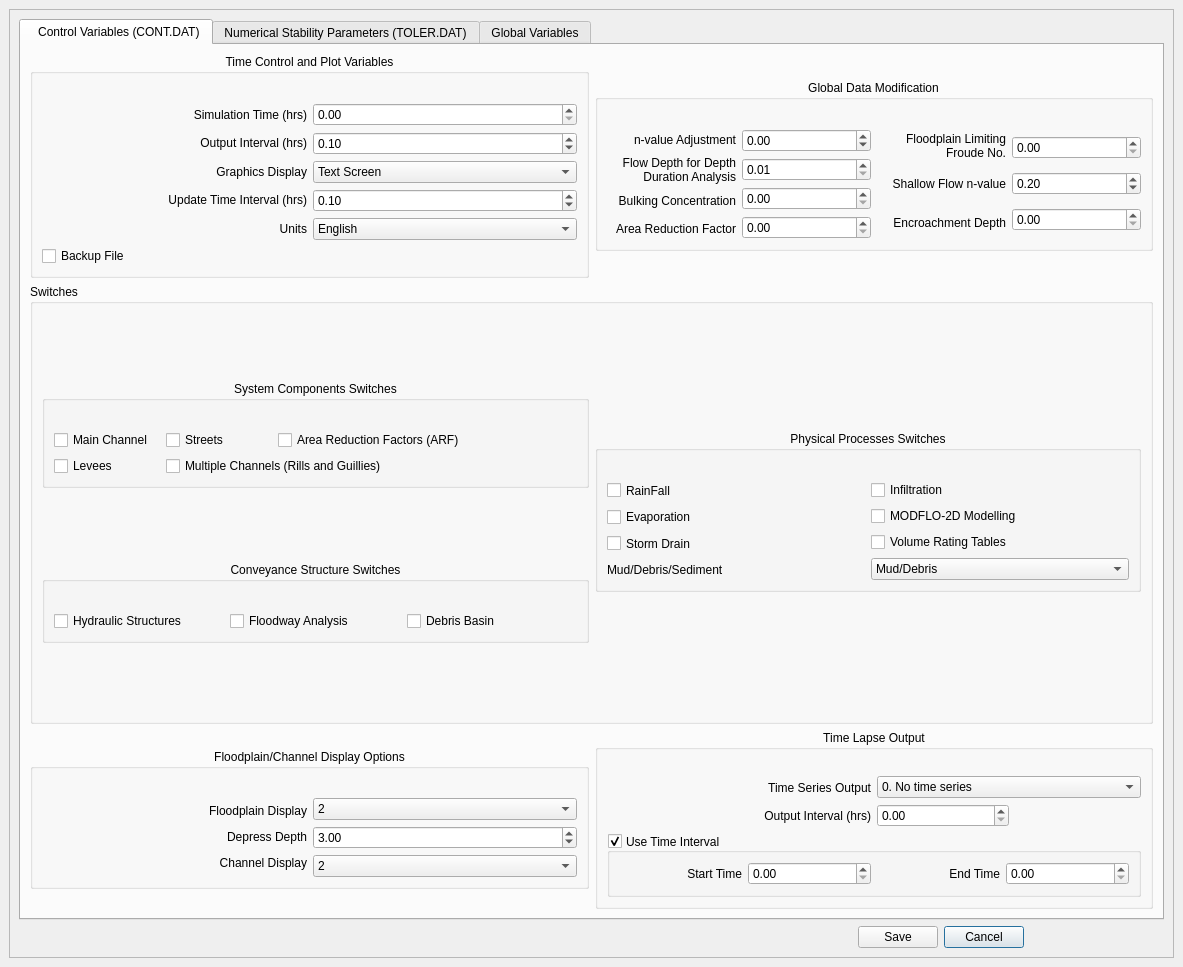
First picture: the form in flo2d/ui/cont_toler_jj.ui, repository FLO-2DSoftware/qgis-flo-2d-plugin, before the edit.
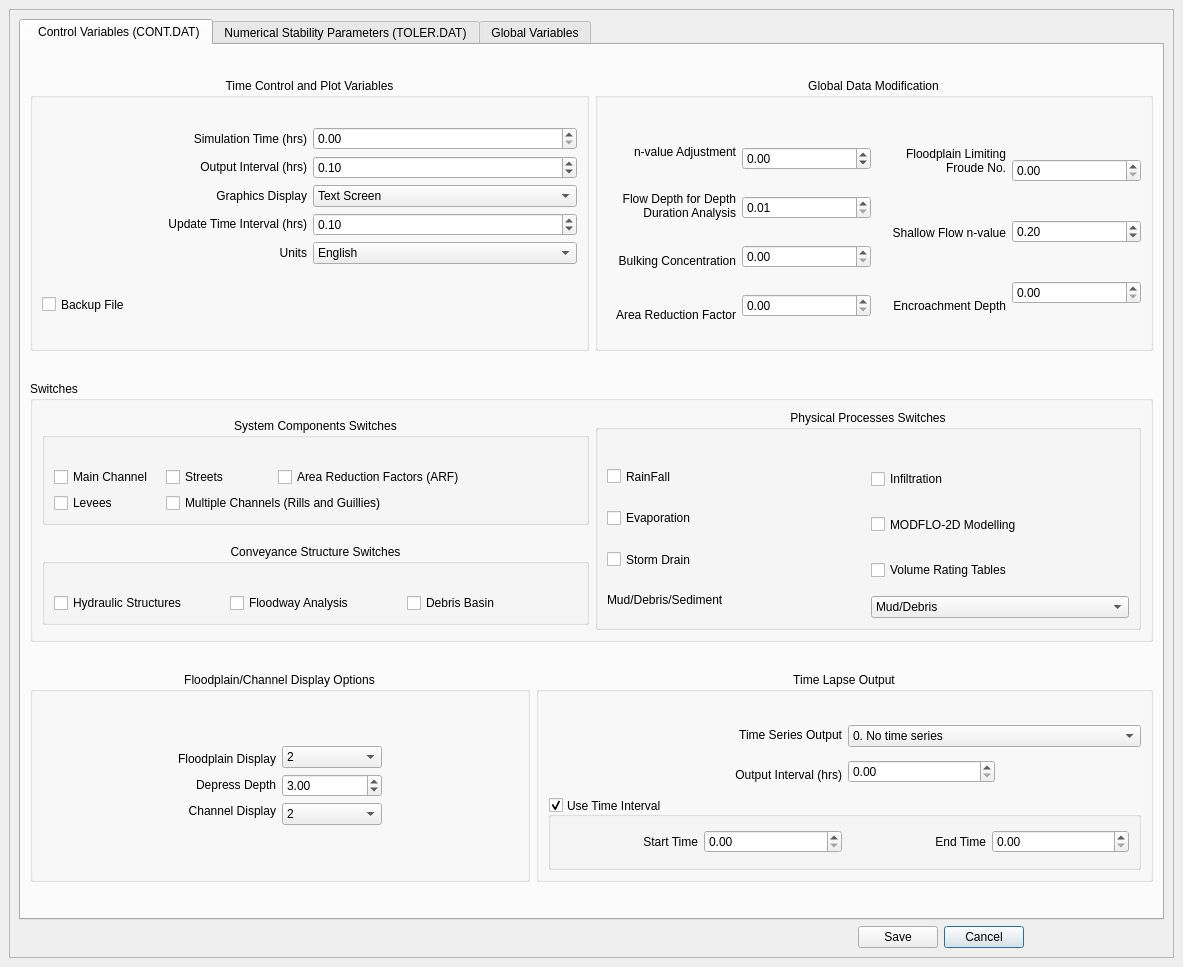
Second picture: the form after the edit.

Commit message: Arrange groups in Control variables dialog. Remove blue frames.

Diff of the .ui file:
```diff
--- a/flo2d/ui/cont_toler_jj.ui
+++ b/flo2d/ui/cont_toler_jj.ui
@@ -160,14 +160,14 @@
                  </property>
                  <property name="minimumSize">
                   <size>
-                   <width>0</width>
-                   <height>0</height>
+                   <width>500</width>
+                   <height>210</height>
                   </size>
                  </property>
                  <property name="maximumSize">
                   <size>
-                   <width>16777215</width>
-                   <height>16777215</height>
+                   <width>500</width>
+                   <height>210</height>
                   </size>
                  </property>
                  <property name="title">
@@ -177,7 +177,7 @@
                   <set>Qt::AlignHCenter|Qt::AlignTop</set>
                  </property>
                  <layout class="QGridLayout" name="gridLayout_26">
-                  <item row="1" column="0">
+                  <item row="0" column="1">
                    <layout class="QGridLayout" name="gridLayout_16">
                     <item row="0" column="0">
                      <layout class="QGridLayout" name="gridLayout_12">
@@ -241,6 +241,18 @@
                           <verstretch>0</verstretch>
                          </sizepolicy>
                         </property>
+                        <property name="minimumSize">
+                         <size>
+                          <width>100</width>
+                          <height>0</height>
+                         </size>
+                        </property>
+                        <property name="maximumSize">
+                         <size>
+                          <width>100</width>
+                          <height>16777215</height>
+                         </size>
+                        </property>
                         <property name="toolTip">
                          <string>NOPRTFP</string>
                         </property>
@@ -279,10 +291,16 @@
                         </property>
                         <property name="minimumSize">
                          <size>
-                          <width>60</width>
+                          <width>100</width>
                           <height>0</height>
                          </size>
                         </property>
+                        <property name="maximumSize">
+                         <size>
+                          <width>100</width>
+                          <height>16777215</height>
+                         </size>
+                        </property>
                         <property name="toolTip">
                          <string>DEPRESSDEP</string>
                         </property>
@@ -305,6 +323,18 @@
                           <verstretch>0</verstretch>
                          </sizepolicy>
                         </property>
+                        <property name="minimumSize">
+                         <size>
+                          <width>100</width>
+                          <height>0</height>
+                         </size>
+                        </property>
+                        <property name="maximumSize">
+                         <size>
+                          <width>100</width>
+                          <height>16777215</height>
+                         </size>
+                        </property>
                         <property name="toolTip">
                          <string>NOPRTC</string>
                         </property>
@@ -345,6 +375,19 @@
                     </property>
                    </spacer>
                   </item>
+                  <item row="0" column="2">
+                   <spacer name="horizontalSpacer_13">
+                    <property name="orientation">
+                     <enum>Qt::Horizontal</enum>
+                    </property>
+                    <property name="sizeHint" stdset="0">
+                     <size>
+                      <width>40</width>
+                      <height>20</height>
+                     </size>
+                    </property>
+                   </spacer>
+                  </item>
                  </layout>
                 </widget>
                </item>
@@ -359,13 +402,13 @@
                  <property name="minimumSize">
                   <size>
                    <width>0</width>
-                   <height>0</height>
+                   <height>210</height>
                   </size>
                  </property>
                  <property name="maximumSize">
                   <size>
                    <width>16777215</width>
-                   <height>16777215</height>
+                   <height>210</height>
                   </size>
                  </property>
                  <property name="title">
@@ -735,7 +778,13 @@
                <property name="minimumSize">
                 <size>
                  <width>0</width>
-                 <height>0</height>
+                 <height>273</height>
+                </size>
+               </property>
+               <property name="sizeIncrement">
+                <size>
+                 <width>0</width>
+                 <height>273</height>
                 </size>
                </property>
                <property name="baseSize">
@@ -1132,6 +1181,18 @@
                  <verstretch>0</verstretch>
                 </sizepolicy>
                </property>
+               <property name="minimumSize">
+                <size>
+                 <width>0</width>
+                 <height>273</height>
+                </size>
+               </property>
+               <property name="sizeIncrement">
+                <size>
+                 <width>0</width>
+                 <height>273</height>
+                </size>
+               </property>
                <property name="title">
                 <string>Global Data Modification</string>
                </property>
@@ -1466,7 +1527,7 @@
              <item row="1" column="0" colspan="2">
               <widget class="QGroupBox" name="switchesGroup">
                <property name="sizePolicy">
-                <sizepolicy hsizetype="Expanding" vsizetype="Expanding">
+                <sizepolicy hsizetype="Expanding" vsizetype="Fixed">
                  <horstretch>0</horstretch>
                  <verstretch>0</verstretch>
                 </sizepolicy>
@@ -1616,13 +1677,13 @@
                   <property name="minimumSize">
                    <size>
                     <width>0</width>
-                    <height>0</height>
+                    <height>220</height>
                    </size>
                   </property>
                   <property name="maximumSize">
                    <size>
                     <width>16777215</width>
-                    <height>16777215</height>
+                    <height>220</height>
                    </size>
                   </property>
                   <property name="title">
```
The commit also changes 2 other files.
